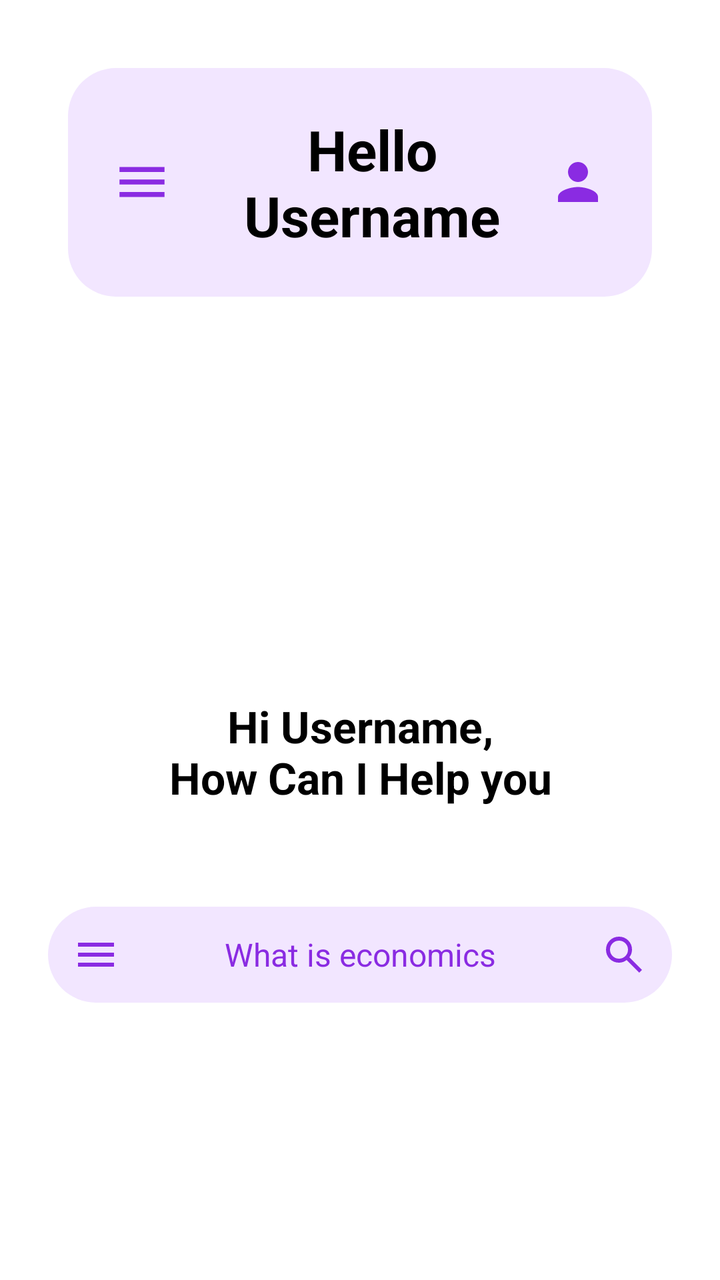
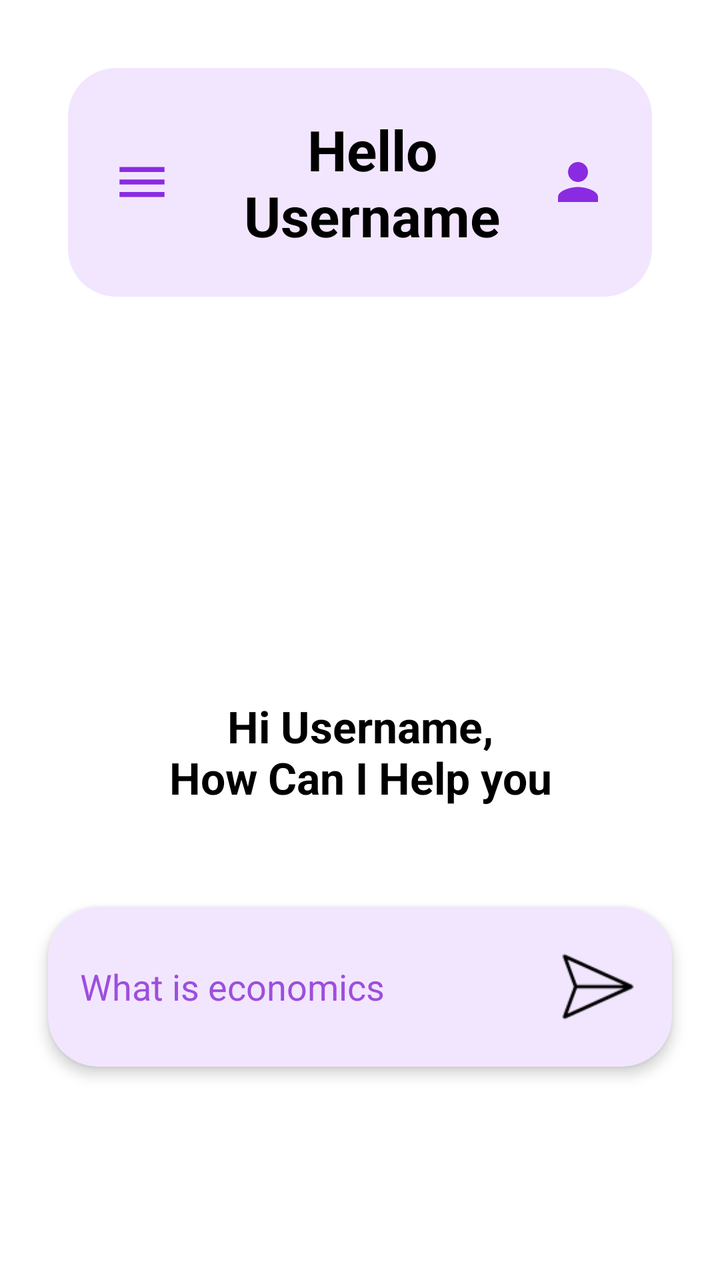

Screens rendered from an Android XML layout before and after an edit, with the pre-edit source and the edit as a unified diff.
<!-- AndroidManifest.xml: application theme Theme.EduApp -->
<!-- res/layout/home_changepage.xml -->
<?xml version="1.0" encoding="utf-8"?>
<androidx.drawerlayout.widget.DrawerLayout
    xmlns:android="http://schemas.android.com/apk/res/android"
    xmlns:app="http://schemas.android.com/apk/res-auto"
    xmlns:tools="http://schemas.android.com/tools"
    android:id="@+id/drawer_layout"
    android:layout_width="match_parent"
    android:layout_height="match_parent">

    
    <androidx.constraintlayout.widget.ConstraintLayout
        android:layout_width="match_parent"
        android:layout_height="match_parent"
        android:background="@color/white"
        tools:context=".ChatAiPageActivity">

        
        <LinearLayout
            android:id="@+id/headerLayout"
            android:layout_width="match_parent"
            android:layout_height="wrap_content"
            android:layout_margin="34dp"
            android:background="@drawable/rounded_header_bg"
            android:gravity="center_vertical"
            android:orientation="horizontal"
            android:padding="22dp"
            app:layout_constraintEnd_toEndOf="parent"
            app:layout_constraintStart_toStartOf="parent"
            app:layout_constraintTop_toTopOf="parent">

            
            <ImageView
                android:id="@+id/menu_icon"
                android:layout_width="30dp"
                android:layout_height="30dp"
                android:layout_marginEnd="12dp"
                android:src="@drawable/ic_menu"
                android:contentDescription="Menu"
                app:tint="@color/purple_accent" />

            <TextView
                android:layout_width="0dp"
                android:layout_height="wrap_content"
                android:layout_weight="1"
                android:gravity="center"
                android:text="@string/hello_username"
                android:textColor="@color/black"
                android:textSize="28sp"
                android:textStyle="bold" />

            <ImageView
                android:layout_width="30dp"
                android:layout_height="30dp"
                android:src="@drawable/ic_person"
                app:tint="@color/purple_accent" />
        </LinearLayout>

        
        <TextView
            android:id="@+id/greetingText"
            android:layout_width="wrap_content"
            android:layout_height="wrap_content"
            android:layout_marginTop="200dp"
            android:text="@string/greeting_text"
            android:textAlignment="center"
            android:textColor="@color/black"
            android:textSize="22sp"
            android:textStyle="bold"
            app:layout_constraintEnd_toEndOf="parent"
            app:layout_constraintStart_toStartOf="parent"
            app:layout_constraintTop_toBottomOf="@id/headerLayout"
            tools:textSize="44dp" />

        
        <LinearLayout
            android:id="@+id/searchBarLayout"
            android:layout_width="0dp"
            android:layout_height="wrap_content"
            android:layout_marginHorizontal="24dp"
            android:layout_marginTop="50dp"
            android:background="@drawable/rounded_search_bg"
            android:gravity="center_vertical"
            android:orientation="horizontal"
            android:padding="12dp"
            app:layout_constraintEnd_toEndOf="parent"
            app:layout_constraintStart_toStartOf="parent"
            app:layout_constraintTop_toBottomOf="@id/greetingText">

            <ImageView
                android:layout_width="24dp"
                android:layout_height="24dp"
                android:src="@drawable/ic_menu"
                app:tint="@color/purple_accent" />

            <TextView
                android:layout_width="0dp"
                android:layout_height="wrap_content"
                android:layout_weight="1"
                android:gravity="center"
                android:paddingHorizontal="12dp"
                android:text="@string/search_placeholder"
                android:textColor="@color/purple_accent"
                android:textSize="16sp" />

            <ImageView
                android:layout_width="24dp"
                android:layout_height="24dp"
                android:src="@drawable/ic_search"
                app:tint="@color/purple_accent" />
        </LinearLayout>

    </androidx.constraintlayout.widget.ConstraintLayout>


    <com.google.android.material.navigation.NavigationView
        android:id="@+id/nav_view"
        android:layout_width="280dp"
        android:layout_height="match_parent"
        android:layout_gravity="start"
        android:fitsSystemWindows="true"
        app:headerLayout="@layout/nav_header"
        app:menu="@menu/nav_menu"/>

</androidx.drawerlayout.widget.DrawerLayout>
<!-- res/layout/nav_header.xml (included above) -->
<?xml version="1.0" encoding="utf-8"?>
<LinearLayout xmlns:android="http://schemas.android.com/apk/res/android"
    android:layout_width="match_parent"
    android:layout_height="wrap_content"
    android:orientation="horizontal"
    android:padding="16dp"
    android:background="?attr/colorPrimary"
    android:gravity="center_vertical">

    
    <ImageView
        android:id="@+id/profile_image"
        android:layout_width="64dp"
        android:layout_height="64dp"
        android:src="@android:drawable/ic_menu_myplaces"
        android:contentDescription="Profile Image"/>

    
    <TextView
        android:id="@+id/username_text"
        android:layout_width="wrap_content"
        android:layout_height="wrap_content"
        android:layout_marginStart="16dp"
        android:text="Username"
        android:textSize="18sp"
        android:textStyle="bold"
        android:textColor="@android:color/white"/>

</LinearLayout>
<!-- resources referenced by this layout -->
<resources>
  <color name="black">#FF000000</color>
  <color name="purple_accent">#8A2BE2</color>
  <color name="white">#FFFFFFFF</color>
  <!-- drawable ic_menu (drawable) -->
  <vector xmlns:android="http://schemas.android.com/apk/res/android"
      android:width="24dp"
      android:height="24dp"
      android:viewportWidth="960"
      android:viewportHeight="960">
    <path
        android:pathData="M120,720v-80h720v80L120,720ZM120,520v-80h720v80L120,520ZM120,320v-80h720v80L120,320Z"
        android:fillColor="#e3e3e3"/>
  </vector>
  <!-- drawable ic_person (drawable) -->
  <vector xmlns:android="http://schemas.android.com/apk/res/android" android:height="24dp" android:tint="#000000" android:viewportHeight="24" android:viewportWidth="24" android:width="24dp">
        
      <path android:fillColor="@android:color/white" android:pathData="M12,12c2.21,0 4,-1.79 4,-4s-1.79,-4 -4,-4 -4,1.79 -4,4 1.79,4 4,4zM12,14c-2.67,0 -8,1.34 -8,4v2h16v-2c0,-2.66 -5.33,-4 -8,-4z"/>
      
  </vector>
  <!-- drawable ic_search (drawable) -->
  <vector xmlns:android="http://schemas.android.com/apk/res/android"
      android:width="24dp"
      android:height="24dp"
      android:viewportWidth="960"
      android:viewportHeight="960">
    <path
        android:pathData="M784,840 L532,588q-30,24 -69,38t-83,14q-109,0 -184.5,-75.5T120,380q0,-109 75.5,-184.5T380,120q109,0 184.5,75.5T640,380q0,44 -14,83t-38,69l252,252 -56,56ZM380,560q75,0 127.5,-52.5T560,380q0,-75 -52.5,-127.5T380,200q-75,0 -127.5,52.5T200,380q0,75 52.5,127.5T380,560Z"
        android:fillColor="#e3e3e3"/>
  </vector>
  <!-- drawable rounded_header_bg (drawable) -->
  <shape xmlns:android="http://schemas.android.com/apk/res/android"
      android:shape="rectangle">
      <solid android:color="@color/light_purple_bg" />
      <corners android:radius="24dp" />
  </shape>
  <!-- drawable rounded_search_bg (drawable) -->
  <shape xmlns:android="http://schemas.android.com/apk/res/android"
      android:shape="rectangle">
      <solid android:color="@color/light_purple_bg" />
      <corners android:radius="24dp" />
  </shape>
  <string name="greeting_text">Hi Username,\nHow Can I Help you</string>
  <string name="hello_username">Hello Username</string>
  <string name="search_placeholder">What is economics</string>
  <style name="Theme.EduApp" parent="Base.Theme.EduApp" />
  <color name="light_purple_bg">#F2E6FF</color>
  <style name="Base.Theme.EduApp" parent="Theme.Material3.Light.NoActionBar">
          <item name="buttonStyle">@style/Widget.Material3.Button</item>
      </style>
</resources>

<!-- the commit's change to res/layout/home_changepage.xml (unified diff, before → after) -->
@@ -8,110 +8,129 @@
     android:layout_height="match_parent">
 
     
-    <androidx.constraintlayout.widget.ConstraintLayout
+    <FrameLayout
         android:layout_width="match_parent"
-        android:layout_height="match_parent"
-        android:background="@color/white"
-        tools:context=".ChatAiPageActivity">
+        android:layout_height="match_parent">
 
         
-        <LinearLayout
-            android:id="@+id/headerLayout"
+        <androidx.constraintlayout.widget.ConstraintLayout
+            android:id="@+id/main_content"
             android:layout_width="match_parent"
-            android:layout_height="wrap_content"
-            android:layout_margin="34dp"
-            android:background="@drawable/rounded_header_bg"
-            android:gravity="center_vertical"
-            android:orientation="horizontal"
-            android:padding="22dp"
-            app:layout_constraintEnd_toEndOf="parent"
-            app:layout_constraintStart_toStartOf="parent"
-            app:layout_constraintTop_toTopOf="parent">
+            android:layout_height="match_parent"
+            android:background="@color/white"
+            tools:context=".ChatAiPageActivity">
 
             
-            <ImageView
-                android:id="@+id/menu_icon"
-                android:layout_width="30dp"
-                android:layout_height="30dp"
-                android:layout_marginEnd="12dp"
-                android:src="@drawable/ic_menu"
-                android:contentDescription="Menu"
-                app:tint="@color/purple_accent" />
+            <LinearLayout
+                android:id="@+id/headerLayout"
+                android:layout_width="match_parent"
+                android:layout_height="wrap_content"
+                android:layout_margin="34dp"
+                android:background="@drawable/rounded_header_bg"
+                android:gravity="center_vertical"
+                android:orientation="horizontal"
+                android:padding="22dp"
+                app:layout_constraintEnd_toEndOf="parent"
+                app:layout_constraintStart_toStartOf="parent"
+                app:layout_constraintTop_toTopOf="parent">
 
+                
+                <ImageView
+                    android:id="@+id/menu_icon"
+                    android:layout_width="30dp"
+                    android:layout_height="30dp"
+                    android:layout_marginEnd="12dp"
+                    android:src="@drawable/ic_menu"
+                    android:contentDescription="Menu"
+                    app:tint="@color/purple_accent" />
+
+                <TextView
+                    android:layout_width="0dp"
+                    android:layout_height="wrap_content"
+                    android:layout_weight="1"
+                    android:gravity="center"
+                    android:text="@string/hello_username"
+                    android:textColor="@color/black"
+                    android:textSize="28sp"
+                    android:textStyle="bold" />
+
+                <ImageView
+                    android:layout_width="30dp"
+                    android:layout_height="30dp"
+                    android:src="@drawable/ic_person"
+                    app:tint="@color/purple_accent" />
+            </LinearLayout>
+
+            
             <TextView
+                android:id="@+id/greetingText"
+                android:layout_width="wrap_content"
+                android:layout_height="wrap_content"
+                android:layout_marginTop="200dp"
+                android:text="@string/greeting_text"
+                android:textAlignment="center"
+                android:textColor="@color/black"
+                android:textSize="22sp"
+                android:textStyle="bold"
+                app:layout_constraintEnd_toEndOf="parent"
+                app:layout_constraintStart_toStartOf="parent"
+                app:layout_constraintTop_toBottomOf="@id/headerLayout"
+                tools:textSize="44dp" />
+
+            
+            <LinearLayout
+                android:id="@+id/searchBarLayout"
                 android:layout_width="0dp"
-                android:layout_height="wrap_content"
-                android:layout_weight="1"
-                android:gravity="center"
-                android:text="@string/hello_username"
-                android:textColor="@color/black"
-                android:textSize="28sp"
-                android:textStyle="bold" />
+                android:layout_height="80dp"
+                android:orientation="horizontal"
+                android:gravity="center_vertical"
+                android:paddingHorizontal="16dp"
+                android:layout_marginTop="50dp"
+                android:layout_marginHorizontal="24dp"
+                android:backgroundTintMode="src_in"
+                android:clipToOutline="true"
+                android:backgroundTint="@color/pale_violet"
+                android:layoutDirection="ltr"
+                android:elevation="4dp"
+                android:background="@drawable/search_bg"
+                app:layout_constraintEnd_toEndOf="parent"
+                app:layout_constraintStart_toStartOf="parent"
+                app:layout_constraintTop_toBottomOf="@id/greetingText">
 
-            <ImageView
-                android:layout_width="30dp"
-                android:layout_height="30dp"
-                android:src="@drawable/ic_person"
-                app:tint="@color/purple_accent" />
-        </LinearLayout>
+                
+                <EditText
+                    android:id="@+id/searchEditText"
+                    android:layout_width="0dp"
+                    android:layout_height="match_parent"
+                    android:layout_weight="1"
+                    android:hint="@string/search_placeholder"
+                    android:background="@android:color/transparent"
+                    android:textColorHint="@color/purple"
+                    android:textColor="@color/black"
+                    android:padding="0dp" />
+
+                
+                <ImageView
+                    android:id="@+id/sendButton"
+                    android:layout_width="42dp"
+                    android:layout_height="42dp"
+                    android:layout_marginStart="12dp"
+                    android:clickable="true"
+                    android:focusable="true"
+                    android:src="@drawable/sendbtn" />
+            </LinearLayout>
+        </androidx.constraintlayout.widget.ConstraintLayout>
 
         
-        <TextView
-            android:id="@+id/greetingText"
-            android:layout_width="wrap_content"
-            android:layout_height="wrap_content"
-            android:layout_marginTop="200dp"
-            android:text="@string/greeting_text"
-            android:textAlignment="center"
-            android:textColor="@color/black"
-            android:textSize="22sp"
-            android:textStyle="bold"
-            app:layout_constraintEnd_toEndOf="parent"
-            app:layout_constraintStart_toStartOf="parent"
-            app:layout_constraintTop_toBottomOf="@id/headerLayout"
-            tools:textSize="44dp" />
+        <FrameLayout
+            android:id="@+id/fragment_container"
+            android:layout_width="match_parent"
+            android:layout_height="match_parent"
+            android:visibility="gone" />
 
-        
-        <LinearLayout
-            android:id="@+id/searchBarLayout"
-            android:layout_width="0dp"
-            android:layout_height="wrap_content"
-            android:layout_marginHorizontal="24dp"
-            android:layout_marginTop="50dp"
-            android:background="@drawable/rounded_search_bg"
-            android:gravity="center_vertical"
-            android:orientation="horizontal"
-            android:padding="12dp"
-            app:layout_constraintEnd_toEndOf="parent"
-            app:layout_constraintStart_toStartOf="parent"
-            app:layout_constraintTop_toBottomOf="@id/greetingText">
+    </FrameLayout>
 
-            <ImageView
-                android:layout_width="24dp"
-                android:layout_height="24dp"
-                android:src="@drawable/ic_menu"
-                app:tint="@color/purple_accent" />
-
-            <TextView
-                android:layout_width="0dp"
-                android:layout_height="wrap_content"
-                android:layout_weight="1"
-                android:gravity="center"
-                android:paddingHorizontal="12dp"
-                android:text="@string/search_placeholder"
-                android:textColor="@color/purple_accent"
-                android:textSize="16sp" />
-
-            <ImageView
-                android:layout_width="24dp"
-                android:layout_height="24dp"
-                android:src="@drawable/ic_search"
-                app:tint="@color/purple_accent" />
-        </LinearLayout>
-
-    </androidx.constraintlayout.widget.ConstraintLayout>
-
-
+    
     <com.google.android.material.navigation.NavigationView
         android:id="@+id/nav_view"
         android:layout_width="280dp"
<!-- resource entries referenced after the edit -->
@@ -1,6 +1,8 @@
 <!-- resources referenced by this layout -->
 <resources>
   <color name="black">#FF000000</color>
+  <color name="pale_violet">#F2E6FF</color>
+  <color name="purple">#9D4EDD</color>
   <color name="purple_accent">#8A2BE2</color>
   <color name="white">#FFFFFFFF</color>
   <!-- drawable ic_menu (drawable) -->
@@ -19,28 +21,31 @@
       <path android:fillColor="@android:color/white" android:pathData="M12,12c2.21,0 4,-1.79 4,-4s-1.79,-4 -4,-4 -4,1.79 -4,4 1.79,4 4,4zM12,14c-2.67,0 -8,1.34 -8,4v2h16v-2c0,-2.66 -5.33,-4 -8,-4z"/>
       
   </vector>
-  <!-- drawable ic_search (drawable) -->
-  <vector xmlns:android="http://schemas.android.com/apk/res/android"
-      android:width="24dp"
-      android:height="24dp"
-      android:viewportWidth="960"
-      android:viewportHeight="960">
-    <path
-        android:pathData="M784,840 L532,588q-30,24 -69,38t-83,14q-109,0 -184.5,-75.5T120,380q0,-109 75.5,-184.5T380,120q109,0 184.5,75.5T640,380q0,44 -14,83t-38,69l252,252 -56,56ZM380,560q75,0 127.5,-52.5T560,380q0,-75 -52.5,-127.5T380,200q-75,0 -127.5,52.5T200,380q0,75 52.5,127.5T380,560Z"
-        android:fillColor="#e3e3e3"/>
-  </vector>
   <!-- drawable rounded_header_bg (drawable) -->
   <shape xmlns:android="http://schemas.android.com/apk/res/android"
       android:shape="rectangle">
       <solid android:color="@color/light_purple_bg" />
       <corners android:radius="24dp" />
   </shape>
-  <!-- drawable rounded_search_bg (drawable) -->
+  <!-- drawable search_bg (drawable) -->
   <shape xmlns:android="http://schemas.android.com/apk/res/android"
       android:shape="rectangle">
-      <solid android:color="@color/light_purple_bg" />
-      <corners android:radius="24dp" />
+  
+      
+      <solid android:color="#E8DAEF" />
+  
+      
+      <corners android:radius="25dp" />
+  
+      
+      <padding
+          android:left="10dp"
+          android:top="5dp"
+          android:right="10dp"
+          android:bottom="5dp" />
+  
   </shape>
+  <!-- drawable sendbtn: png bitmap (drawable, 961 bytes) -->
   <string name="greeting_text">Hi Username,\nHow Can I Help you</string>
   <string name="hello_username">Hello Username</string>
   <string name="search_placeholder">What is economics</string>
